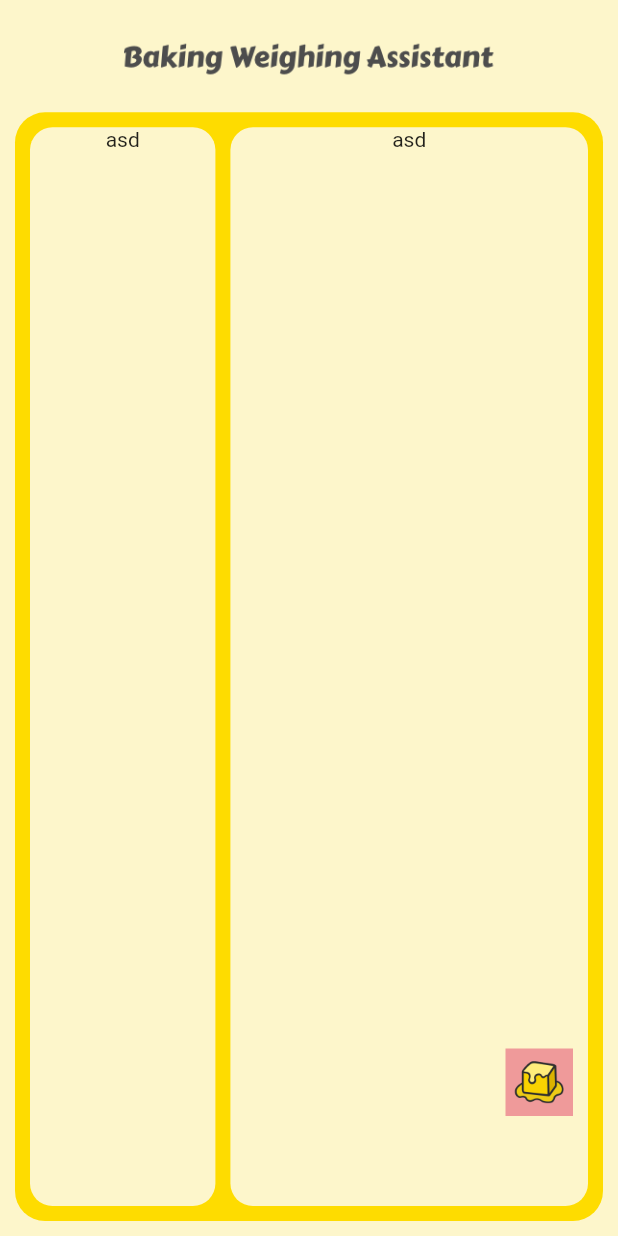
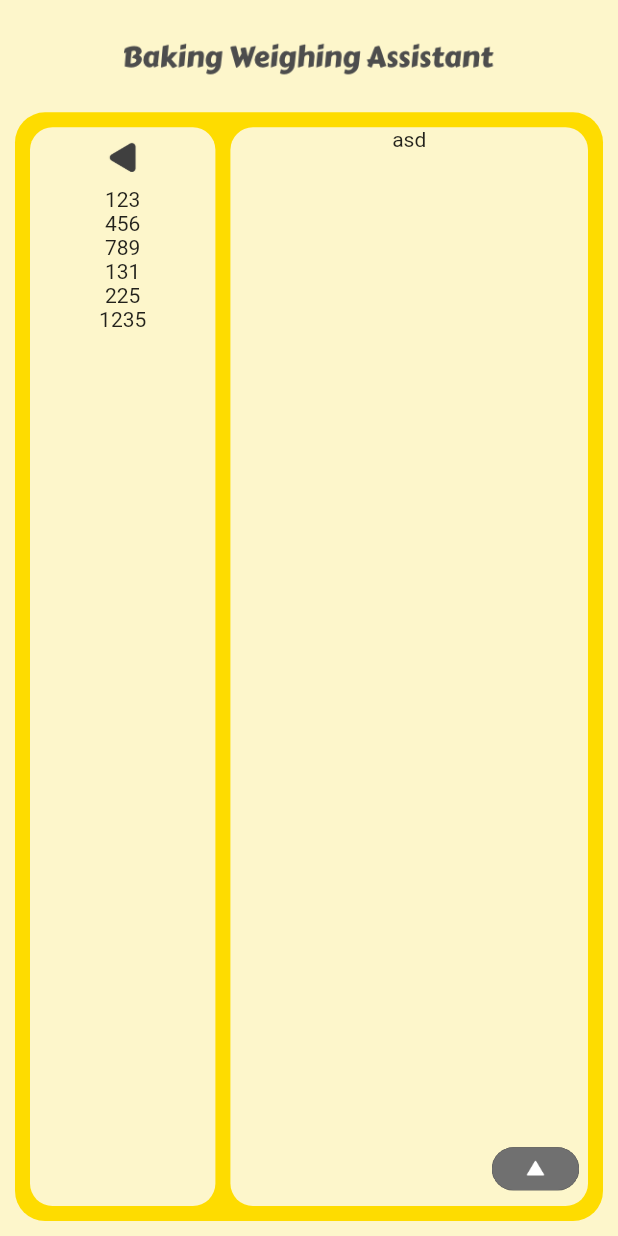
Before and after one commit to coqoa/BakingWeighingAssistant, a Flutter app: the screen it shows after launch, on a phone screen of 412 x 824 dp. Run offline on Flutter 3.47's test engine with Material 2 defaults, Android fonts, the light colour scheme and no system bars; our stand-ins replace flutter_keyboard_visibility, get; missing offline and left inert: flutter_keyboard_visibility_web.

Commit message:
221020 애니메이션 버튼, 애니메이션 컨테이너 구현 (리스트, more버튼)

```diff
--- a/lib/screen/recipe.dart
+++ b/lib/screen/recipe.dart
@@ -18,20 +18,19 @@ class _RecipeState extends State<Recipe> {
   late double boxWidth = MediaQuery.of(context).size.width;
   late double boxHeight = MediaQuery.of(context).size.height;
 
-  late bool isFolded;
+  late bool moreBtnFolded;
+  late bool listFolded;
 
 
   @override
   void initState() {
+    moreBtnFolded = true;
+    listFolded = false;
     super.initState();
-    isFolded = true;
   }
 
   @override
   Widget build(BuildContext context) {
-
-
-
     return KeyboardVisibilityBuilder(
       builder: (context, isKeyboardVisible) {
         return Column(
@@ -66,18 +65,46 @@ class _RecipeState extends State<Recipe> {
                         crossAxisAlignment: CrossAxisAlignment.start,
                         children: [
                           // 리스트
-                            Container(
-                              width: boxWidth*0.3,
+                            AnimatedContainer(
+                              duration: Duration(milliseconds: 400),
+                              curve: Curves.bounceOut,
+                              width: listFolded ? boxWidth*0.1 : boxWidth*0.3,
                               decoration: BoxDecoration(
                                 color: Palette.lightyellow,
                                 borderRadius: BorderRadius.circular(15)
                               ),
                               child: Column(
                                 children: [
-                                  Expanded(
+                                  GestureDetector(
+                                    onTap: (){
+                                      setState(() {
+                                        listFolded = !listFolded;
+                                      });
+                                    },
+                                    child: Container(
+                                      margin: EdgeInsets.all(10),
+                                      width: 20,
+                                      height: 20,
+                                      child: listFolded
+                                      ? Image.asset('assets/images/list-arrow-r.png')
+                                      : Image.asset('assets/images/list-arrow-l.png')
+                                    ),
+                                  ),
+                                  !listFolded
+                                  ? Expanded(
                                       // 리스트
-                                      child: Text('asd'),
-                                  ),
+                                      child: Column(
+                                        children: [
+                                          Text('123'),
+                                          Text('456'),
+                                          Text('789'),
+                                          Text('131'),
+                                          Text('225'),
+                                          Text('1235'),
+                                        ],
+                                      ),
+                                  )
+                                  : SizedBox()
                                 ],
                               ),
                             ),
@@ -101,54 +128,75 @@ class _RecipeState extends State<Recipe> {
                             ),
                         ],
                       ),
-                      // child: Image.asset('assets/images/appbar-logo.png')
                       AnimatedPositioned(
-                        duration: Duration(milliseconds: 400),
-                        curve: Curves.easeIn,
-                        // 애니메이션추가 / 버튼 3개 배치 / 버튼 바뀌는거 구현하기
-                        bottom: 60,
-                        right: 10,
+                        duration: Duration(milliseconds: 500),
+                        // curve: Curves.linearToEaseOut,
+                        curve: Curves.bounceOut,
+                        bottom: moreBtnFolded ? 10 : 90,
+                        right: 5,
                         child: Column(
                           children: [
                             GestureDetector(
                               child: Container(
-                                padding: EdgeInsets.all(5),
-                                color: Colors.red[200],
-                                width: 45,
-                                height: 45,
-                                child: Image.asset('assets/images/appbar-logo-2.png'),
+                                width: 60,
+                                height: 30,
+                                child: Image.asset('assets/images/add-btn-s.png'),
                               ),
                               onTap: (){
-                                print('클릭클릭!!');
+                                setState(() {
+                                  moreBtnFolded = true;
+                                  print('ADD!!');
+                                });
                               },
                             ),
                           ],
                         )
                       ),
-                      // Positioned(
-                      //   bottom: 10,
-                      //   right: 10,
-                      //   child: Column(
-                      //     children: [
-                      //       Container(
-                      //         padding: EdgeInsets.all(5),
-                      //         color: Colors.red[200],
-                      //         width: 45,
-                      //         height: 45,
-                      //         child: GestureDetector(
-                      //           onTap: () {
-                      //             setState(() {
-                      //               isFolded = !isFolded;
-                      //             });
-                      //           },
-                      //           child: Container(
-                      //             child: isFolded ? Icon(Icons.more) : Icon(Icons.close),
-                      //           ),
-                      //         ),
-                      //       ),
-                      //     ],
-                      //   )
-                      // )
+                      AnimatedPositioned(
+                        duration: Duration(milliseconds: 500),
+                        curve: Curves.bounceOut,
+                        bottom: moreBtnFolded ? 10 : 50,
+                        right: 5,
+                        child: Column(
+                          children: [
+                            GestureDetector(
+                              child: Container(
+                                width: 60,
+                                height: 30,
+                                child: Image.asset('assets/images/update-btn-s.png'),
+                              ),
+                              onTap: (){
+                                setState(() {
+                                  moreBtnFolded = true;
+                                  print('UPDATE!!');
+                                });
+                              },
+                            ),
+                          ],
+                        )
+                      ),
+                      Positioned(
+                        bottom: 10,
+                        right: 5,
+                        child: Column(
+                          children: [
+                            GestureDetector(
+                              child: Container(
+                                width: 60,
+                                height: 30,
+                                child: moreBtnFolded
+                                ? Image.asset('assets/images/moreu-btn.png')
+                                : Image.asset('assets/images/mored-btn.png'),
+                              ),
+                              onTap: (){
+                                setState(() {
+                                  moreBtnFolded = !moreBtnFolded;
+                                });
+                              },
+                            ),
+                          ],
+                        )
+                      ),
                     ],
                   ),
 
```
Also changed, not shown: assets/images/add-btn-s.png (added), assets/images/list-arrow-l.png (added), assets/images/list-arrow-r.png (added), assets/images/mored-btn.png (added), assets/images/moreu-btn.png (added), assets/images/update-btn-s.png (added), 20 other files.
